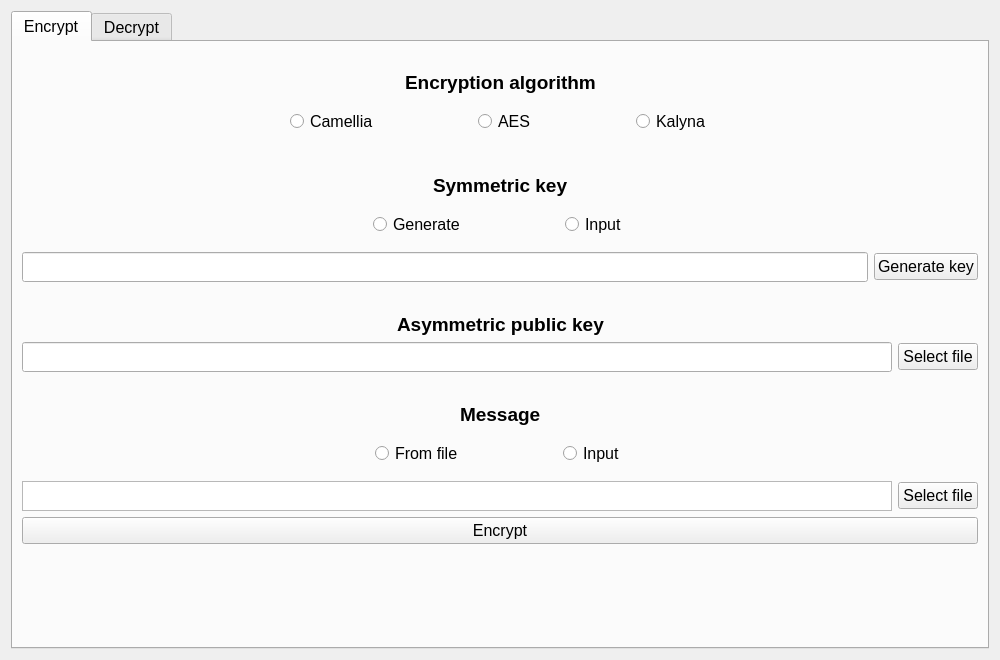
Above: src/form.ui from HunkoBohdan/piics_project before the change. Below: the same form after it.
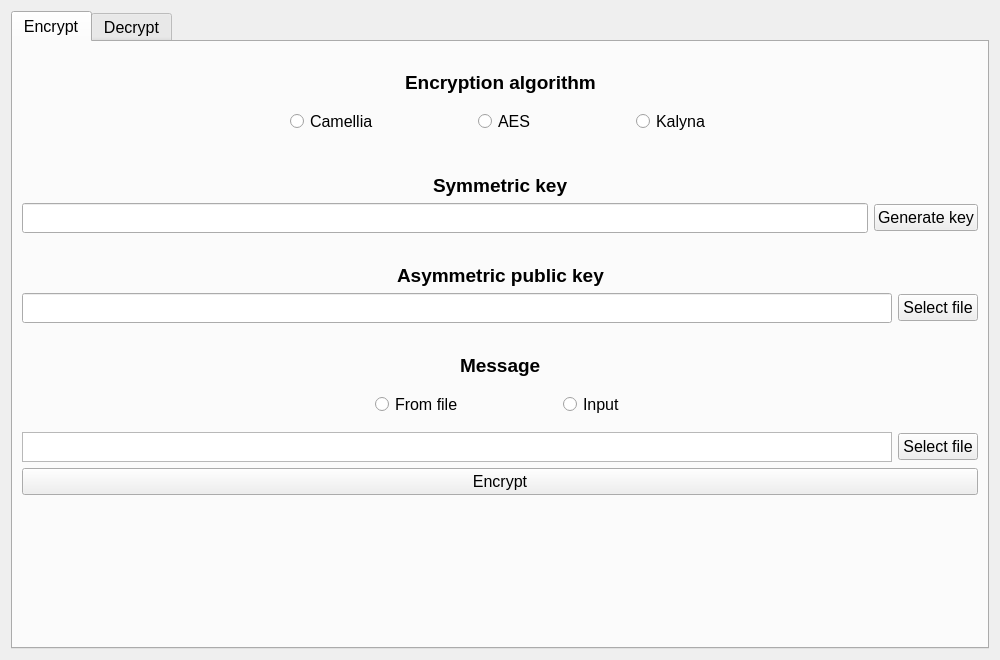
That is the form after the change.

Commit message: encrypt frontend connected to backend

```diff
--- a/src/form.ui
+++ b/src/form.ui
@@ -84,137 +84,212 @@
        <string>Encrypt</string>
       </attribute>
       <layout class="QGridLayout" name="gridLayout_2">
+       <item row="10" column="0">
+        <layout class="QGridLayout" name="gridLayout_12">
+         <item row="0" column="0">
+          <spacer name="horizontalSpacer_5">
+           <property name="orientation">
+            <enum>Qt::Horizontal</enum>
+           </property>
+           <property name="sizeHint" stdset="0">
+            <size>
+             <width>40</width>
+             <height>20</height>
+            </size>
+           </property>
+          </spacer>
+         </item>
+         <item row="0" column="1">
+          <widget class="QLabel" name="label_3">
+           <property name="font">
+            <font>
+             <pointsize>14</pointsize>
+             <weight>75</weight>
+             <bold>true</bold>
+            </font>
+           </property>
+           <property name="text">
+            <string>Message</string>
+           </property>
+          </widget>
+         </item>
+         <item row="0" column="2">
+          <spacer name="horizontalSpacer_6">
+           <property name="orientation">
+            <enum>Qt::Horizontal</enum>
+           </property>
+           <property name="sizeHint" stdset="0">
+            <size>
+             <width>40</width>
+             <height>20</height>
+            </size>
+           </property>
+          </spacer>
+         </item>
+        </layout>
+       </item>
+       <item row="8" column="0">
+        <layout class="QGridLayout" name="gridLayout_14">
+         <item row="0" column="0">
+          <widget class="QLineEdit" name="asym_pub_key_path">
+           <property name="minimumSize">
+            <size>
+             <width>0</width>
+             <height>30</height>
+            </size>
+           </property>
+           <property name="maximumSize">
+            <size>
+             <width>16777215</width>
+             <height>30</height>
+            </size>
+           </property>
+           <property name="font">
+            <font>
+             <pointsize>12</pointsize>
+            </font>
+           </property>
+          </widget>
+         </item>
+         <item row="0" column="1">
+          <widget class="QPushButton" name="asym_pub_key_btn">
+           <property name="font">
+            <font>
+             <pointsize>12</pointsize>
+            </font>
+           </property>
+           <property name="text">
+            <string>Select file</string>
+           </property>
+          </widget>
+         </item>
+        </layout>
+       </item>
+       <item row="4" column="0">
+        <layout class="QGridLayout" name="gridLayout_11">
+         <item row="0" column="0">
+          <spacer name="horizontalSpacer_3">
+           <property name="orientation">
+            <enum>Qt::Horizontal</enum>
+           </property>
+           <property name="sizeHint" stdset="0">
+            <size>
+             <width>40</width>
+             <height>20</height>
+            </size>
+           </property>
+          </spacer>
+         </item>
+         <item row="0" column="1">
+          <widget class="QLabel" name="label_2">
+           <property name="font">
+            <font>
+             <pointsize>14</pointsize>
+             <weight>75</weight>
+             <bold>true</bold>
+            </font>
+           </property>
+           <property name="text">
+            <string>Symmetric key</string>
+           </property>
+          </widget>
+         </item>
+         <item row="0" column="2">
+          <spacer name="horizontalSpacer_2">
+           <property name="orientation">
+            <enum>Qt::Horizontal</enum>
+           </property>
+           <property name="sizeHint" stdset="0">
+            <size>
+             <width>40</width>
+             <height>20</height>
+            </size>
+           </property>
+          </spacer>
+         </item>
+        </layout>
+       </item>
+       <item row="13" column="0">
+        <widget class="QPushButton" name="encrypt_btn">
+         <property name="font">
+          <font>
+           <pointsize>12</pointsize>
+          </font>
+         </property>
+         <property name="text">
+          <string>Encrypt</string>
+         </property>
+        </widget>
+       </item>
        <item row="5" column="0">
-        <widget class="QGroupBox" name="groupBox_2">
-         <property name="font">
-          <font>
-           <pointsize>12</pointsize>
-          </font>
-         </property>
-         <property name="title">
-          <string/>
-         </property>
-         <property name="flat">
-          <bool>false</bool>
-         </property>
-         <layout class="QGridLayout" name="gridLayout_16">
-          <property name="horizontalSpacing">
-           <number>100</number>
-          </property>
-          <item row="0" column="1">
-           <widget class="QRadioButton" name="generate_rb">
-            <property name="font">
-             <font>
-              <pointsize>12</pointsize>
-             </font>
-            </property>
-            <property name="text">
-             <string>Generate</string>
-            </property>
-           </widget>
-          </item>
-          <item row="0" column="2">
-           <widget class="QRadioButton" name="sym_key_input_rb">
-            <property name="font">
-             <font>
-              <pointsize>12</pointsize>
-             </font>
-            </property>
-            <property name="text">
-             <string>Input</string>
-            </property>
-           </widget>
-          </item>
-          <item row="0" column="0">
-           <spacer name="horizontalSpacer_15">
-            <property name="orientation">
-             <enum>Qt::Horizontal</enum>
-            </property>
-            <property name="sizeHint" stdset="0">
-             <size>
-              <width>40</width>
-              <height>20</height>
-             </size>
-            </property>
-           </spacer>
-          </item>
-          <item row="0" column="3">
-           <spacer name="horizontalSpacer_16">
-            <property name="orientation">
-             <enum>Qt::Horizontal</enum>
-            </property>
-            <property name="sizeHint" stdset="0">
-             <size>
-              <width>40</width>
-              <height>20</height>
-             </size>
-            </property>
-           </spacer>
-          </item>
-         </layout>
-        </widget>
-       </item>
-       <item row="3" column="0">
-        <spacer name="verticalSpacer_5">
-         <property name="orientation">
-          <enum>Qt::Vertical</enum>
-         </property>
-         <property name="sizeType">
-          <enum>QSizePolicy::Fixed</enum>
-         </property>
-         <property name="sizeHint" stdset="0">
-          <size>
-           <width>20</width>
-           <height>25</height>
-          </size>
-         </property>
-        </spacer>
-       </item>
-       <item row="1" column="0">
-        <layout class="QGridLayout" name="gridLayout_10">
+        <layout class="QGridLayout" name="gridLayout_7">
+         <item row="0" column="0">
+          <widget class="QLineEdit" name="sym_key_line_edit">
+           <property name="minimumSize">
+            <size>
+             <width>0</width>
+             <height>30</height>
+            </size>
+           </property>
+           <property name="font">
+            <font>
+             <pointsize>12</pointsize>
+            </font>
+           </property>
+          </widget>
+         </item>
          <item row="0" column="1">
-          <widget class="QLabel" name="label">
+          <widget class="QPushButton" name="generate_btn">
            <property name="font">
             <font>
-             <pointsize>14</pointsize>
-             <weight>75</weight>
-             <bold>true</bold>
+             <pointsize>12</pointsize>
             </font>
            </property>
            <property name="text">
-            <string>Encryption algorithm</string>
+            <string>Generate key</string>
            </property>
           </widget>
          </item>
-         <item row="0" column="0">
-          <spacer name="horizontalSpacer">
-           <property name="orientation">
-            <enum>Qt::Horizontal</enum>
-           </property>
-           <property name="sizeHint" stdset="0">
-            <size>
-             <width>40</width>
-             <height>20</height>
-            </size>
-           </property>
-          </spacer>
-         </item>
-         <item row="0" column="2">
-          <spacer name="horizontalSpacer_4">
-           <property name="orientation">
-            <enum>Qt::Horizontal</enum>
-           </property>
-           <property name="sizeHint" stdset="0">
-            <size>
-             <width>40</width>
-             <height>20</height>
-            </size>
-           </property>
-          </spacer>
-         </item>
         </layout>
        </item>
        <item row="12" column="0">
+        <layout class="QGridLayout" name="gridLayout_8">
+         <item row="0" column="1">
+          <widget class="QPushButton" name="msg_btn">
+           <property name="font">
+            <font>
+             <pointsize>12</pointsize>
+            </font>
+           </property>
+           <property name="text">
+            <string>Select file</string>
+           </property>
+          </widget>
+         </item>
+         <item row="0" column="0">
+          <widget class="QTextEdit" name="msg_line_edit">
+           <property name="minimumSize">
+            <size>
+             <width>0</width>
+             <height>0</height>
+            </size>
+           </property>
+           <property name="maximumSize">
+            <size>
+             <width>16777215</width>
+             <height>30</height>
+            </size>
+           </property>
+           <property name="font">
+            <font>
+             <pointsize>12</pointsize>
+            </font>
+           </property>
+          </widget>
+         </item>
+        </layout>
+       </item>
+       <item row="11" column="0">
         <widget class="QGroupBox" name="groupBox_3">
          <property name="title">
           <string/>
@@ -230,7 +305,7 @@
            <number>100</number>
           </property>
           <item row="0" column="2">
-           <widget class="QRadioButton" name="msg_inpub_rb">
+           <widget class="QRadioButton" name="msg_input_rb">
             <property name="font">
              <font>
               <pointsize>12</pointsize>
@@ -282,7 +357,52 @@
          </layout>
         </widget>
        </item>
-       <item row="8" column="0">
+       <item row="9" column="0">
+        <spacer name="verticalSpacer_7">
+         <property name="orientation">
+          <enum>Qt::Vertical</enum>
+         </property>
+         <property name="sizeType">
+          <enum>QSizePolicy::Fixed</enum>
+         </property>
+         <property name="sizeHint" stdset="0">
+          <size>
+           <width>20</width>
+           <height>25</height>
+          </size>
+         </property>
+        </spacer>
+       </item>
+       <item row="3" column="0">
+        <spacer name="verticalSpacer_5">
+         <property name="orientation">
+          <enum>Qt::Vertical</enum>
+         </property>
+         <property name="sizeType">
+          <enum>QSizePolicy::Fixed</enum>
+         </property>
+         <property name="sizeHint" stdset="0">
+          <size>
+           <width>20</width>
+           <height>25</height>
+          </size>
+         </property>
+        </spacer>
+       </item>
+       <item row="14" column="0">
+        <spacer name="verticalSpacer_2">
+         <property name="orientation">
+          <enum>Qt::Vertical</enum>
+         </property>
+         <property name="sizeHint" stdset="0">
+          <size>
+           <width>20</width>
+           <height>40</height>
+          </size>
+         </property>
+        </spacer>
+       </item>
+       <item row="7" column="0">
         <layout class="QGridLayout" name="gridLayout_13">
          <item row="0" column="0">
           <spacer name="horizontalSpacer_7">
@@ -326,115 +446,6 @@
          </item>
         </layout>
        </item>
-       <item row="11" column="0">
-        <layout class="QGridLayout" name="gridLayout_12">
-         <item row="0" column="0">
-          <spacer name="horizontalSpacer_5">
-           <property name="orientation">
-            <enum>Qt::Horizontal</enum>
-           </property>
-           <property name="sizeHint" stdset="0">
-            <size>
-             <width>40</width>
-             <height>20</height>
-            </size>
-           </property>
-          </spacer>
-         </item>
-         <item row="0" column="1">
-          <widget class="QLabel" name="label_3">
-           <property name="font">
-            <font>
-             <pointsize>14</pointsize>
-             <weight>75</weight>
-             <bold>true</bold>
-            </font>
-           </property>
-           <property name="text">
-            <string>Message</string>
-           </property>
-          </widget>
-         </item>
-         <item row="0" column="2">
-          <spacer name="horizontalSpacer_6">
-           <property name="orientation">
-            <enum>Qt::Horizontal</enum>
-           </property>
-           <property name="sizeHint" stdset="0">
-            <size>
-             <width>40</width>
-             <height>20</height>
-            </size>
-           </property>
-          </spacer>
-         </item>
-        </layout>
-       </item>
-       <item row="9" column="0">
-        <layout class="QGridLayout" name="gridLayout_14">
-         <item row="0" column="0">
-          <widget class="QLineEdit" name="asym_pub_key_path">
-           <property name="minimumSize">
-            <size>
-             <width>0</width>
-             <height>30</height>
-            </size>
-           </property>
-           <property name="maximumSize">
-            <size>
-             <width>16777215</width>
-             <height>30</height>
-            </size>
-           </property>
-           <property name="font">
-            <font>
-             <pointsize>12</pointsize>
-            </font>
-           </property>
-          </widget>
-         </item>
-         <item row="0" column="1">
-          <widget class="QPushButton" name="asym_pub_key_btn">
-           <property name="font">
-            <font>
-             <pointsize>12</pointsize>
-            </font>
-           </property>
-           <property name="text">
-            <string>Select file</string>
-           </property>
-          </widget>
-         </item>
-        </layout>
-       </item>
-       <item row="14" column="0">
-        <widget class="QPushButton" name="encrypt_btn">
-         <property name="font">
-          <font>
-           <pointsize>12</pointsize>
-          </font>
-         </property>
-         <property name="text">
-          <string>Encrypt</string>
-         </property>
-        </widget>
-       </item>
-       <item row="7" column="0">
-        <spacer name="verticalSpacer_6">
-         <property name="orientation">
-          <enum>Qt::Vertical</enum>
-         </property>
-         <property name="sizeType">
-          <enum>QSizePolicy::Fixed</enum>
-         </property>
-         <property name="sizeHint" stdset="0">
-          <size>
-           <width>20</width>
-           <height>25</height>
-          </size>
-         </property>
-        </spacer>
-       </item>
        <item row="2" column="0">
         <widget class="QGroupBox" name="groupBox">
          <property name="font">
@@ -517,131 +528,6 @@
          </layout>
         </widget>
        </item>
-       <item row="15" column="0">
-        <spacer name="verticalSpacer_2">
-         <property name="orientation">
-          <enum>Qt::Vertical</enum>
-         </property>
-         <property name="sizeHint" stdset="0">
-          <size>
-           <width>20</width>
-           <height>40</height>
-          </size>
-         </property>
-        </spacer>
-       </item>
-       <item row="13" column="0">
-        <layout class="QGridLayout" name="gridLayout_8">
-         <item row="0" column="1">
-          <widget class="QPushButton" name="msg_btn">
-           <property name="font">
-            <font>
-             <pointsize>12</pointsize>
-            </font>
-           </property>
-           <property name="text">
-            <string>Select file</string>
-           </property>
-          </widget>
-         </item>
-         <item row="0" column="0">
-          <widget class="QTextEdit" name="msg_line_edit">
-           <property name="minimumSize">
-            <size>
-             <width>0</width>
-             <height>0</height>
-            </size>
-           </property>
-           <property name="maximumSize">
-            <size>
-             <width>16777215</width>
-             <height>30</height>
-            </size>
-           </property>
-           <property name="font">
-            <font>
-             <pointsize>12</pointsize>
-            </font>
-           </property>
-          </widget>
-         </item>
-        </layout>
-       </item>
-       <item row="6" column="0">
-        <layout class="QGridLayout" name="gridLayout_7">
-         <item row="0" column="0">
-          <widget class="QLineEdit" name="sym_key_line_edit">
-           <property name="minimumSize">
-            <size>
-             <width>0</width>
-             <height>30</height>
-            </size>
-           </property>
-           <property name="font">
-            <font>
-             <pointsize>12</pointsize>
-            </font>
-           </property>
-          </widget>
-         </item>
-         <item row="0" column="1">
-          <widget class="QPushButton" name="generate_btn">
-           <property name="font">
-            <font>
-             <pointsize>12</pointsize>
-            </font>
-           </property>
-           <property name="text">
-            <string>Generate key</string>
-           </property>
-          </widget>
-         </item>
-        </layout>
-       </item>
-       <item row="4" column="0">
-        <layout class="QGridLayout" name="gridLayout_11">
-         <item row="0" column="0">
-          <spacer name="horizontalSpacer_3">
-           <property name="orientation">
-            <enum>Qt::Horizontal</enum>
-           </property>
-           <property name="sizeHint" stdset="0">
-            <size>
-             <width>40</width>
-             <height>20</height>
-            </size>
-           </property>
-          </spacer>
-         </item>
-         <item row="0" column="1">
-          <widget class="QLabel" name="label_2">
-           <property name="font">
-            <font>
-             <pointsize>14</pointsize>
-             <weight>75</weight>
-             <bold>true</bold>
-            </font>
-           </property>
-           <property name="text">
-            <string>Symmetric key</string>
-           </property>
-          </widget>
-         </item>
-         <item row="0" column="2">
-          <spacer name="horizontalSpacer_2">
-           <property name="orientation">
-            <enum>Qt::Horizontal</enum>
-           </property>
-           <property name="sizeHint" stdset="0">
-            <size>
-             <width>40</width>
-             <height>20</height>
-            </size>
-           </property>
-          </spacer>
-         </item>
-        </layout>
-       </item>
        <item row="0" column="0">
         <spacer name="verticalSpacer">
          <property name="orientation">
@@ -658,8 +544,52 @@
          </property>
         </spacer>
        </item>
-       <item row="10" column="0">
-        <spacer name="verticalSpacer_7">
+       <item row="1" column="0">
+        <layout class="QGridLayout" name="gridLayout_10">
+         <item row="0" column="1">
+          <widget class="QLabel" name="label">
+           <property name="font">
+            <font>
+             <pointsize>14</pointsize>
+             <weight>75</weight>
+             <bold>true</bold>
+            </font>
+           </property>
+           <property name="text">
+            <string>Encryption algorithm</string>
+           </property>
+          </widget>
+         </item>
+         <item row="0" column="0">
+          <spacer name="horizontalSpacer">
+           <property name="orientation">
+            <enum>Qt::Horizontal</enum>
+           </property>
+           <property name="sizeHint" stdset="0">
+            <size>
+             <width>40</width>
+             <height>20</height>
+            </size>
+           </property>
+          </spacer>
+         </item>
+         <item row="0" column="2">
+          <spacer name="horizontalSpacer_4">
+           <property name="orientation">
+            <enum>Qt::Horizontal</enum>
+           </property>
+           <property name="sizeHint" stdset="0">
+            <size>
+             <width>40</width>
+             <height>20</height>
+            </size>
+           </property>
+          </spacer>
+         </item>
+        </layout>
+       </item>
+       <item row="6" column="0">
+        <spacer name="verticalSpacer_6">
          <property name="orientation">
           <enum>Qt::Vertical</enum>
          </property>
```
The commit also changes 2 other files.
